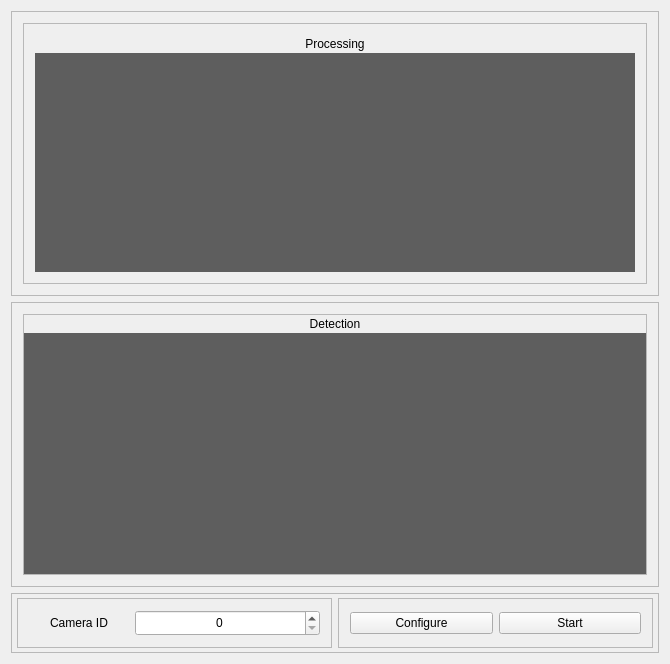
First picture: the form in mainwindow.ui, repository vsicurella/CS490_Final, before the edit.
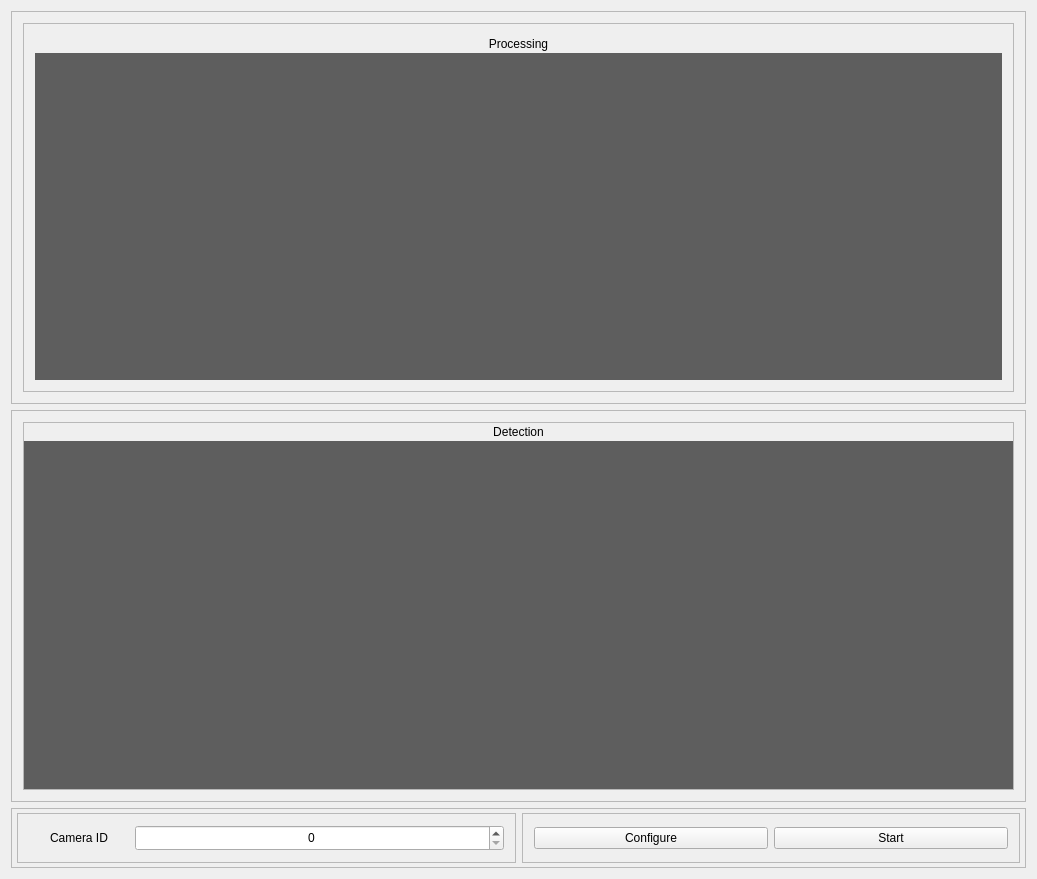
Second picture: the form after the edit. Icons and pictures are not drawn.

Diff of the .ui file:
```diff
--- a/mainwindow.ui
+++ b/mainwindow.ui
@@ -6,8 +6,8 @@
    <rect>
     <x>0</x>
     <y>0</y>
-    <width>670</width>
-    <height>664</height>
+    <width>1037</width>
+    <height>879</height>
    </rect>
   </property>
   <property name="windowTitle">
```
Left out of the diff: 8 changed lines with no effect on the pictures.
